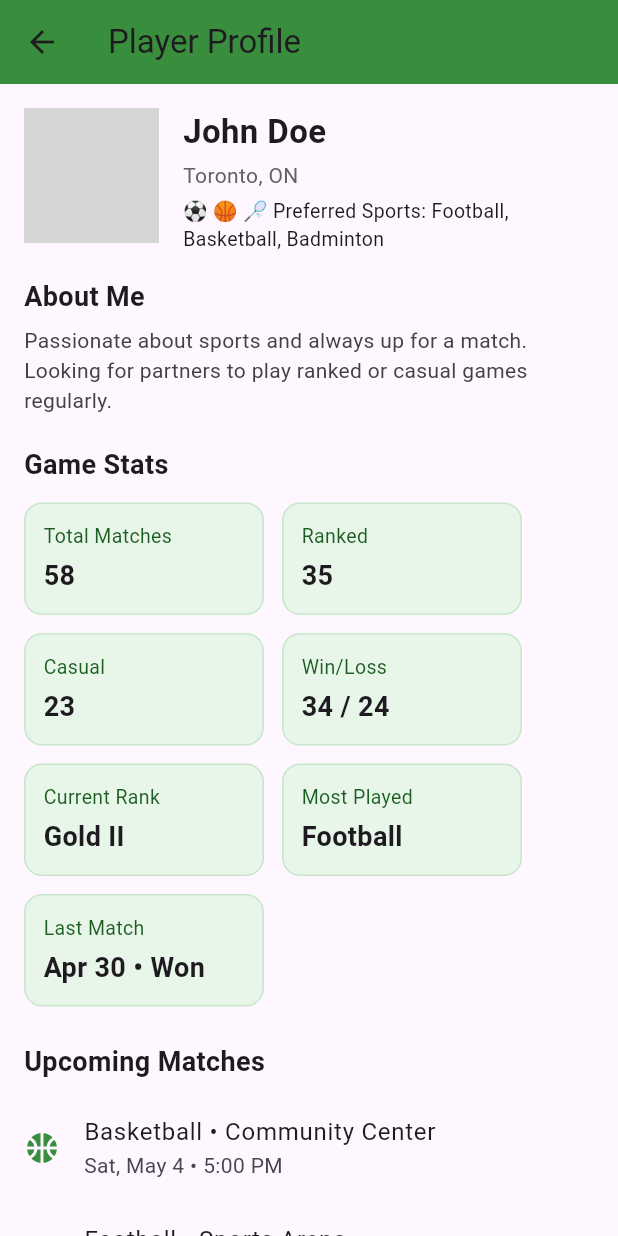
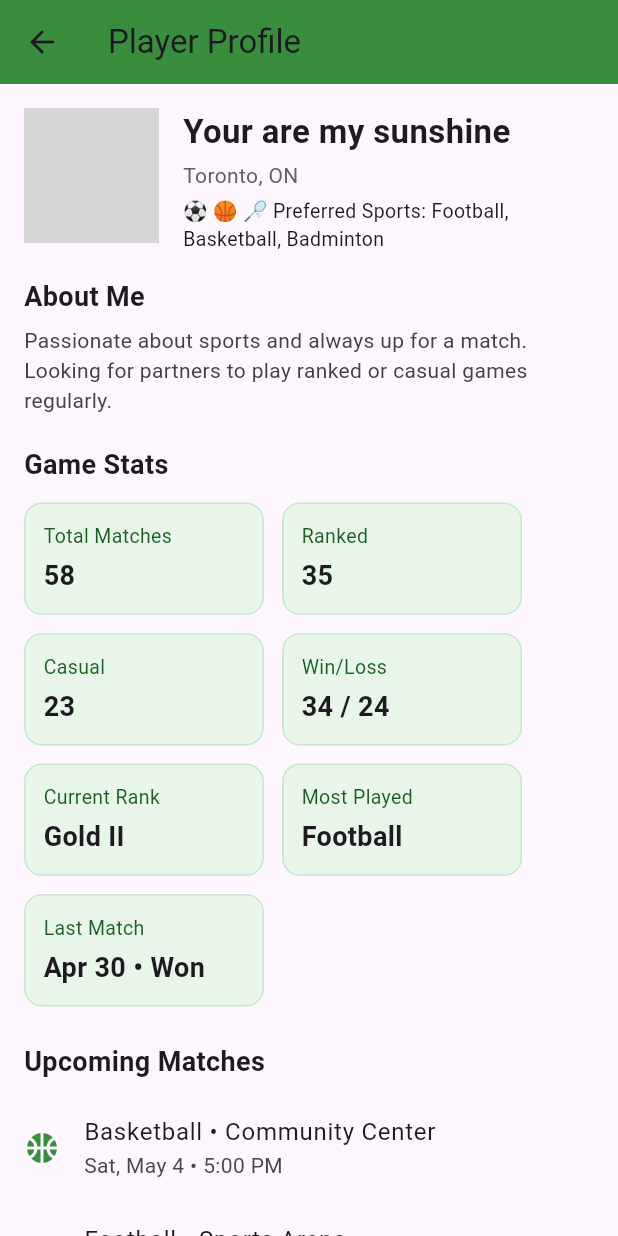
Before and after one commit to m-GDEV/Sportify, a Flutter app: the ProfilePage screen opened directly, on a phone screen of 412 x 824 dp. Run offline on Flutter 3.47's test engine with Material 3 defaults, Android fonts, the phone set to English and light mode, and no system bars; our stand-ins replace firebase_auth, firebase_core, google_generative_ai; accounts and stored records are empty; network calls fail; grey boxes are pictures that could not be loaded.

Commit message:
simplied profile page to user User class

```diff
--- a/lib/main.dart
+++ b/lib/main.dart
@@ -1,4 +1,5 @@
 import 'package:flutter/material.dart';
+import 'package:google_generative_ai/google_generative_ai.dart';
 import 'package:sportify/screens/create_account_screen.dart';
 import 'package:sportify/screens/login_screen.dart';
 import 'screens/home_screen.dart';
@@ -9,6 +10,7 @@ import 'screens/profile_page.dart';
 import 'package:firebase_auth/firebase_auth.dart';
 import 'package:firebase_core/firebase_core.dart';
 import 'firebase_options.dart';
+import 'util/api_keys.dart';
 
 void main() async {
   WidgetsFlutterBinding.ensureInitialized();
@@ -31,6 +33,10 @@ class MyApp extends StatelessWidget {
       home: const MainNavigation(),
     );
   }
+}
+
+class MyAppState extends ChangeNotifier {
+  var model = GenerativeModel(model: 'gemini-2.0-flash', apiKey: GEMINI_KEY);
 }
 
 class MainNavigation extends StatefulWidget {
--- a/lib/screens/profile_page.dart
+++ b/lib/screens/profile_page.dart
@@ -1,8 +1,11 @@
 import 'package:flutter/material.dart';
+import '../util/data_classes.dart';
 
 class ProfilePage extends StatelessWidget {
   @override
 Widget build(BuildContext context) {
+  final user = dummyUser;
+
   return Scaffold(
     appBar: AppBar(
       title: Text('Player Profile'),
@@ -13,95 +16,68 @@ class ProfilePage extends StatelessWidget {
       child: Column(
         crossAxisAlignment: CrossAxisAlignment.start,
         children: [
-            // Profile Picture + Basic Info
+          // Profile Info
           Row(
             crossAxisAlignment: CrossAxisAlignment.start,
             children: [
               CircleAvatar(
                 radius: 45,
-                  backgroundImage: AssetImage('assets/profile_pic.png'), // replace with real image
+                foregroundImage: AssetImage('profile-pic.jpg'),
               ),
               SizedBox(width: 16),
               Expanded(
                 child: Column(
                   crossAxisAlignment: CrossAxisAlignment.start,
                   children: [
-                      Text("John Doe", style: TextStyle(fontSize: 22, fontWeight: FontWeight.bold)),
+                    Text(user.name, style: TextStyle(fontSize: 22, fontWeight: FontWeight.bold)),
                     SizedBox(height: 4),
-                      Text("Toronto, ON", style: TextStyle(color: Colors.grey[700])),
+                    Text(user.location, style: TextStyle(color: Colors.grey[700])),
                     SizedBox(height: 4),
-                      Text("⚽ 🏀 🏸 Preferred Sports: Football, Basketball, Badminton", style: TextStyle(fontSize: 13)),
+                    Text("⚽ 🏀 🏸 Preferred Sports: ${user.preferredSports.join(', ')}", style: TextStyle(fontSize: 13)),
                   ],
                 ),
-                )
+              ),
             ],
           ),
 
           SizedBox(height: 16),
 
-            // Bio
           Text("About Me", style: TextStyle(fontSize: 18, fontWeight: FontWeight.w600)),
           SizedBox(height: 6),
-            Text(
-              "Passionate about sports and always up for a match. Looking for partners to play ranked or casual games regularly.",
-              style: TextStyle(color: Colors.grey[800]),
-            ),
+          Text(user.bio, style: TextStyle(color: Colors.grey[800])),
 
           SizedBox(height: 20),
-
-            // Stats Grid
           Text("Game Stats", style: TextStyle(fontSize: 18, fontWeight: FontWeight.w600)),
           SizedBox(height: 12),
           Wrap(
             spacing: 12,
             runSpacing: 12,
-              children: [
-                _statCard("Total Matches", "58"),
-                _statCard("Ranked", "35"),
-                _statCard("Casual", "23"),
-                _statCard("Win/Loss", "34 / 24"),
-                _statCard("Current Rank", "Gold II"),
-                _statCard("Most Played", "Football"),
-                _statCard("Last Match", "Apr 30 • Won"),
-              ],
+            children: user.stats.entries.map((e) => _statCard(e.key, e.value)).toList(),
           ),
 
           SizedBox(height: 24),
-
-            // Upcoming Matches
           Text("Upcoming Matches", style: TextStyle(fontSize: 18, fontWeight: FontWeight.w600)),
           SizedBox(height: 8),
-            _matchTile("Sat, May 4 • 5:00 PM", "Basketball • Community Center", "Basketball"),
-            _matchTile("Mon, May 6 • 6:30 PM", "Football • Sports Arena", "Football"),
+          ...user.upcomingMatches.map((m) => _matchTile(m.date, m.description, m.sport)),
 
-            // Recent Matches
           SizedBox(height: 24),
           Text("Recent Matches", style: TextStyle(fontSize: 18, fontWeight: FontWeight.w600)),
           SizedBox(height: 8),
-            _matchTile("Apr 30", "🏆 Won • Football", "Football"),
-            _matchTile("Apr 28", "❌ Lost • Badminton", "Badminton"),
-            _matchTile("Apr 26", "🏆 Won • Basketball", "Basketball"),
-
+          ...user.recentMatches.map((m) => _matchTile(m.date, m.description, m.sport)),
 
           SizedBox(height: 24),
-
-            // Friends
           Text("Connections", style: TextStyle(fontSize: 18, fontWeight: FontWeight.w600)),
           SizedBox(height: 8),
           Wrap(
             spacing: 8,
-              children: [
-                _friendChip("Alice"),
-                _friendChip("Bob"),
-                _friendChip("Charlie"),
-                _friendChip("Zara"),
-              ],
+            children: user.friends.map((name) => _friendChip(name)).toList(),
           ),
         ],
       ),
     ),
   );
 }
+
 
   Widget _statCard(String title, String value) {
     return Container(
--- /dev/null
+++ b/lib/util/data_classes.dart
@@ -0,0 +1,83 @@
+class User {
+  final String name;
+  final String location;
+  final String profileImagePath;
+  final String bio;
+  final List<String> preferredSports;
+  final Map<String, String> stats;
+  final List<MatchInfo> upcomingMatches;
+  final List<MatchInfo> recentMatches;
+  final List<String> friends;
+
+  User({
+    required this.name,
+    required this.location,
+    required this.profileImagePath,
+    required this.bio,
+    required this.preferredSports,
+    required this.stats,
+    required this.upcomingMatches,
+    required this.recentMatches,
+    required this.friends,
+  });
+
+  @override
+  String toString() {
+    return '''
+  User Profile:
+  -------------
+  Name: $name
+  Location: $location
+  Preferred Sports: ${preferredSports.join(', ')}
+  Bio: $bio
+
+  Game Stats:
+  ${stats.entries.map((e) => '  ${e.key}: ${e.value}').join('\n')}
+
+  Upcoming Matches:
+  ${upcomingMatches.map((m) => '  ${m.date} - ${m.description} (${m.sport})').join('\n')}
+
+  Recent Matches:
+  ${recentMatches.map((m) => '  ${m.date} - ${m.description} (${m.sport})').join('\n')}
+
+  Connections:
+  ${friends.join(', ')}
+  ''';
+  }
+
+}
+
+class MatchInfo {
+  final String date;
+  final String description;
+  final String sport;
+
+  MatchInfo({required this.date, required this.description, required this.sport});
+}
+
+final dummyUser = User(
+  name: "Your are my sunshine",
+  location: "Toronto, ON",
+  profileImagePath: "profile_pic.jpg",
+  bio: "Passionate about sports and always up for a match. Looking for partners to play ranked or casual games regularly.",
+  preferredSports: ["Football", "Basketball", "Badminton"],
+  stats: {
+    "Total Matches": "58",
+    "Ranked": "35",
+    "Casual": "23",
+    "Win/Loss": "34 / 24",
+    "Current Rank": "Gold II",
+    "Most Played": "Football",
+    "Last Match": "Apr 30 • Won",
+  },
+  upcomingMatches: [
+    MatchInfo(date: "Sat, May 4 • 5:00 PM", description: "Basketball • Community Center", sport: "Basketball"),
+    MatchInfo(date: "Mon, May 6 • 6:30 PM", description: "Football • Sports Arena", sport: "Football"),
+  ],
+  recentMatches: [
+    MatchInfo(date: "Apr 30", description: "🏆 Won • Football", sport: "Football"),
+    MatchInfo(date: "Apr 28", description: "❌ Lost • Badminton", sport: "Badminton"),
+    MatchInfo(date: "Apr 26", description: "🏆 Won • Basketball", sport: "Basketball"),
+  ],
+  friends: ["Alice", "Bob", "Charlie", "Zara"],
+);
--- a/pubspec.yaml
+++ b/pubspec.yaml
@@ -37,6 +37,7 @@ dependencies:
   firebase_auth: ^4.20.0
   provider: ^6.1.2
   firebase_core: ^2.32.0
+  google_generative_ai: ^0.4.7
 
 dev_dependencies:
   flutter_test:
```
Also changed, not shown: assets/Sportify_logo.png (added), assets/profile-pic.jpg (added), lib/assets/profile-pic.jpg (added), pubspec.lock, 1 other file. Lines whose indentation alone changed are shown as unchanged.
